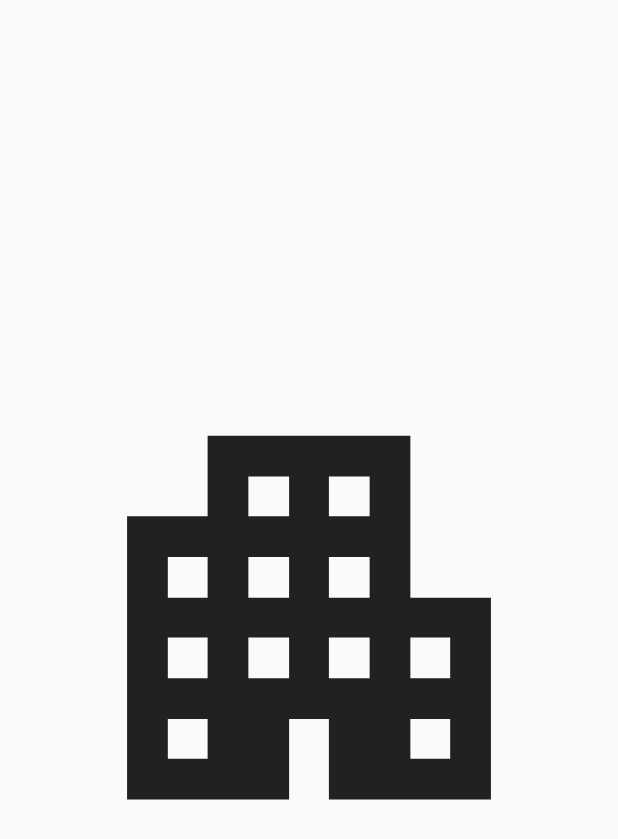
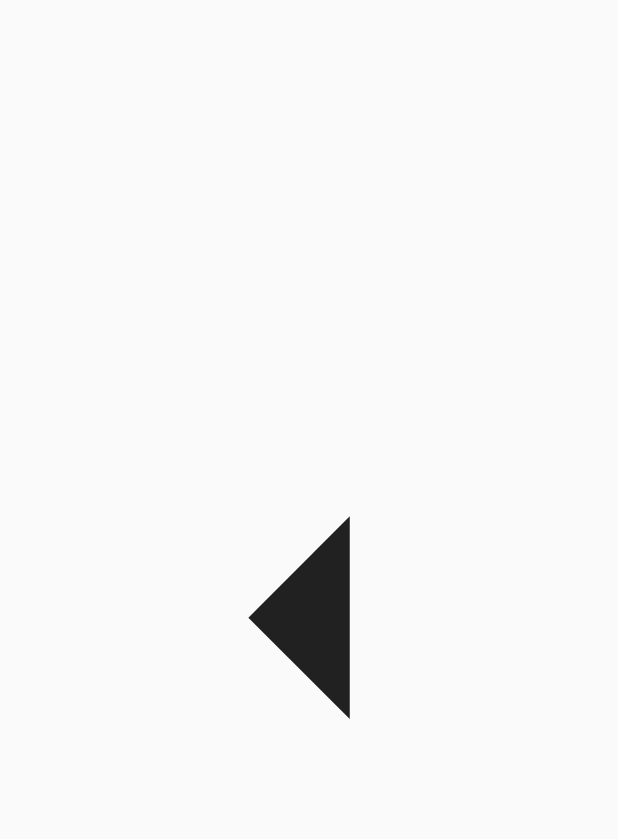
Before and after one commit to SetoJunji/transition, a Flutter app: the Splash screen opened directly, on a phone screen of 412 x 824 dp. Shown: the top 839 px of the screen. Run offline on Flutter 3.47's test engine with Material 2 defaults, Android fonts, the phone set to English and light mode, and no system bars.

Commit message:
ブランチ切らずにスプラッシュウィンドウの背景色変更(次はちゃんとブランチ切りましょう)

```diff
--- a/lib/main.dart
+++ b/lib/main.dart
@@ -1,7 +1,7 @@
 import 'package:flutter/material.dart';
 import 'global.dart';
 
-
+//アイコンを変えてみたかった...
 void main() {
   runApp(App());
 }
@@ -17,8 +17,8 @@ class App extends StatelessWidget {
           return MaterialApp(home: Splash());
         } else {
           return MaterialApp(
-            //home: Scaffold(body: Center(child: Text('ここでアプリがロードされました!'))),
-            home: Scaffold(body: MyApp()),
+            home: Scaffold(body: Center(child: Text('姜維も出して色変えてみたい'))),
+            //home: Scaffold(body: MyApp()),
           );
         }
       },
@@ -33,7 +33,8 @@ class Splash extends StatelessWidget {
     return Scaffold(
       body: Center(
         child: Icon(
-          Icons.apartment_outlined,
+          Icons.arrow_left,
+          //Icons.apartment_outlined,
           size: MediaQuery.of(context).size.width * 0.785,
         ),
       ),
--- a/pubspec.yaml
+++ b/pubspec.yaml
@@ -41,4 +41,5 @@ flutter:
   uses-material-design: true
 
 flutter_native_splash:
-  color: "#42a5f5"
+  image: "images/icon.jpg"
+  color: "#F7F01A"
```
Also changed, not shown: 5 other files.
